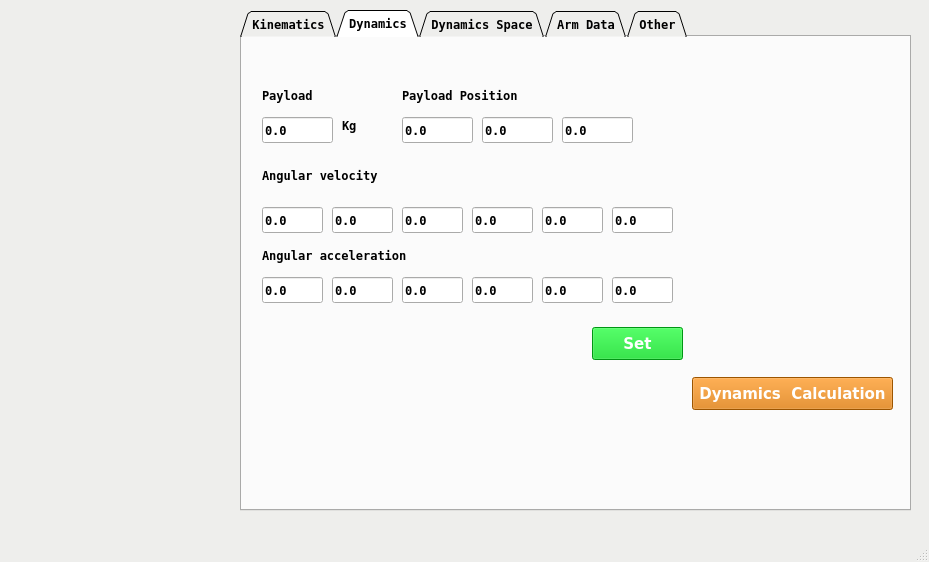
SamKaiYang/Optimization-of-robotic-arm-design, file interface_control/scripts/main.ui: the form before one commit.
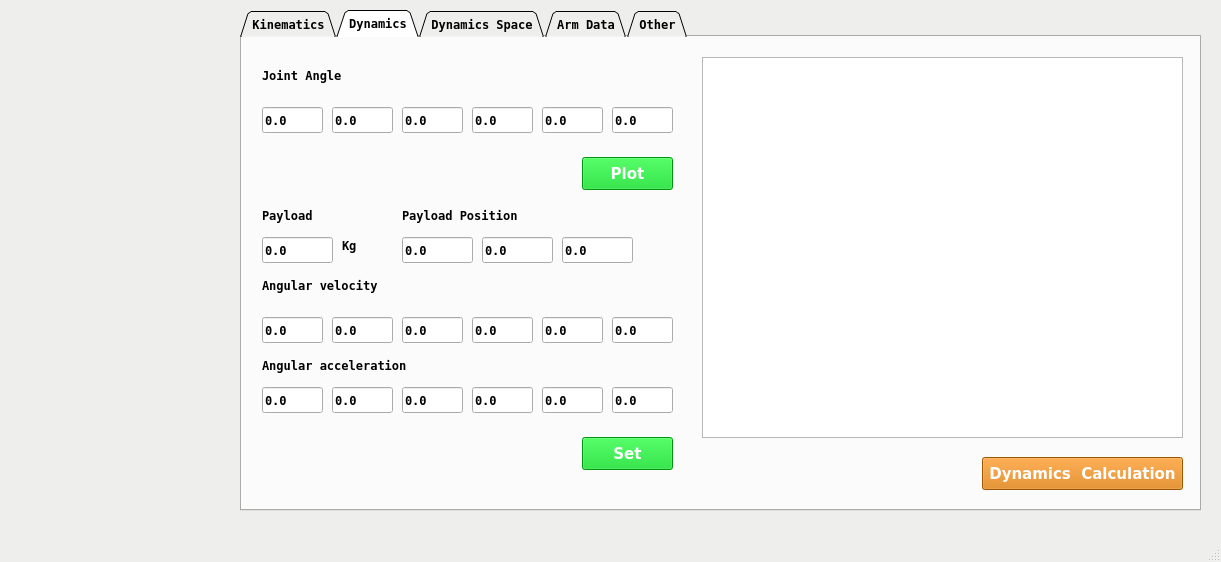
The form after the commit. Icons and pictures are not drawn.

Commit message: add GUI dynamics input joint angle data

Patch:
```diff
--- a/interface_control/scripts/main.ui
+++ b/interface_control/scripts/main.ui
@@ -6,7 +6,7 @@
    <rect>
     <x>0</x>
     <y>0</y>
-    <width>929</width>
+    <width>1221</width>
     <height>562</height>
    </rect>
   </property>
@@ -106,7 +106,7 @@
      <rect>
       <x>240</x>
       <y>10</y>
-      <width>671</width>
+      <width>961</width>
       <height>501</height>
      </rect>
     </property>
@@ -164,8 +164,8 @@
      <widget class="QPushButton" name="btn_dynamics">
       <property name="geometry">
        <rect>
-        <x>450</x>
-        <y>340</y>
+        <x>740</x>
+        <y>420</y>
         <width>201</width>
         <height>33</height>
        </rect>
@@ -361,7 +361,7 @@
       <property name="geometry">
        <rect>
         <x>20</x>
-        <y>80</y>
+        <y>200</y>
         <width>71</width>
         <height>26</height>
        </rect>
@@ -374,7 +374,7 @@
       <property name="geometry">
        <rect>
         <x>20</x>
-        <y>170</y>
+        <y>280</y>
         <width>61</width>
         <height>26</height>
        </rect>
@@ -387,7 +387,7 @@
       <property name="geometry">
        <rect>
         <x>20</x>
-        <y>50</y>
+        <y>170</y>
         <width>67</width>
         <height>17</height>
        </rect>
@@ -400,7 +400,7 @@
       <property name="geometry">
        <rect>
         <x>20</x>
-        <y>130</y>
+        <y>240</y>
         <width>151</width>
         <height>17</height>
        </rect>
@@ -413,7 +413,7 @@
       <property name="geometry">
        <rect>
         <x>20</x>
-        <y>210</y>
+        <y>320</y>
         <width>191</width>
         <height>17</height>
        </rect>
@@ -426,7 +426,7 @@
       <property name="geometry">
        <rect>
         <x>90</x>
-        <y>170</y>
+        <y>280</y>
         <width>61</width>
         <height>26</height>
        </rect>
@@ -439,7 +439,7 @@
       <property name="geometry">
        <rect>
         <x>160</x>
-        <y>170</y>
+        <y>280</y>
         <width>61</width>
         <height>26</height>
        </rect>
@@ -452,7 +452,7 @@
       <property name="geometry">
        <rect>
         <x>230</x>
-        <y>170</y>
+        <y>280</y>
         <width>61</width>
         <height>26</height>
        </rect>
@@ -465,7 +465,7 @@
       <property name="geometry">
        <rect>
         <x>300</x>
-        <y>170</y>
+        <y>280</y>
         <width>61</width>
         <height>26</height>
        </rect>
@@ -478,7 +478,7 @@
       <property name="geometry">
        <rect>
         <x>370</x>
-        <y>170</y>
+        <y>280</y>
         <width>61</width>
         <height>26</height>
        </rect>
@@ -491,7 +491,7 @@
       <property name="geometry">
        <rect>
         <x>160</x>
-        <y>240</y>
+        <y>350</y>
         <width>61</width>
         <height>26</height>
        </rect>
@@ -504,7 +504,7 @@
       <property name="geometry">
        <rect>
         <x>370</x>
-        <y>240</y>
+        <y>350</y>
         <width>61</width>
         <height>26</height>
        </rect>
@@ -517,7 +517,7 @@
       <property name="geometry">
        <rect>
         <x>300</x>
-        <y>240</y>
+        <y>350</y>
         <width>61</width>
         <height>26</height>
        </rect>
@@ -530,7 +530,7 @@
       <property name="geometry">
        <rect>
         <x>90</x>
-        <y>240</y>
+        <y>350</y>
         <width>61</width>
         <height>26</height>
        </rect>
@@ -543,7 +543,7 @@
       <property name="geometry">
        <rect>
         <x>230</x>
-        <y>240</y>
+        <y>350</y>
         <width>61</width>
         <height>26</height>
        </rect>
@@ -556,7 +556,7 @@
       <property name="geometry">
        <rect>
         <x>20</x>
-        <y>240</y>
+        <y>350</y>
         <width>61</width>
         <height>26</height>
        </rect>
@@ -569,7 +569,7 @@
       <property name="geometry">
        <rect>
         <x>100</x>
-        <y>80</y>
+        <y>200</y>
         <width>31</width>
         <height>17</height>
        </rect>
@@ -582,7 +582,7 @@
       <property name="geometry">
        <rect>
         <x>160</x>
-        <y>80</y>
+        <y>200</y>
         <width>71</width>
         <height>26</height>
        </rect>
@@ -595,7 +595,7 @@
       <property name="geometry">
        <rect>
         <x>240</x>
-        <y>80</y>
+        <y>200</y>
         <width>71</width>
         <height>26</height>
        </rect>
@@ -608,7 +608,7 @@
       <property name="geometry">
        <rect>
         <x>320</x>
-        <y>80</y>
+        <y>200</y>
         <width>71</width>
         <height>26</height>
        </rect>
@@ -621,7 +621,7 @@
       <property name="geometry">
        <rect>
         <x>160</x>
-        <y>50</y>
+        <y>170</y>
         <width>161</width>
         <height>17</height>
        </rect>
@@ -633,8 +633,8 @@
      <widget class="QPushButton" name="btn_dyn_set">
       <property name="geometry">
        <rect>
-        <x>350</x>
-        <y>290</y>
+        <x>340</x>
+        <y>400</y>
         <width>91</width>
         <height>33</height>
        </rect>
@@ -826,6 +826,303 @@
        <string>Set</string>
       </property>
      </widget>
+     <widget class="QLineEdit" name="lineEdit_jog_3">
+      <property name="geometry">
+       <rect>
+        <x>230</x>
+        <y>70</y>
+        <width>61</width>
+        <height>26</height>
+       </rect>
+      </property>
+      <property name="text">
+       <string>0.0</string>
+      </property>
+     </widget>
+     <widget class="QLineEdit" name="lineEdit_jog_1">
+      <property name="geometry">
+       <rect>
+        <x>90</x>
+        <y>70</y>
+        <width>61</width>
+        <height>26</height>
+       </rect>
+      </property>
+      <property name="text">
+       <string>0.0</string>
+      </property>
+     </widget>
+     <widget class="QLineEdit" name="lineEdit_jog_5">
+      <property name="geometry">
+       <rect>
+        <x>370</x>
+        <y>70</y>
+        <width>61</width>
+        <height>26</height>
+       </rect>
+      </property>
+      <property name="text">
+       <string>0.0</string>
+      </property>
+     </widget>
+     <widget class="QLineEdit" name="lineEdit_jog_4">
+      <property name="geometry">
+       <rect>
+        <x>300</x>
+        <y>70</y>
+        <width>61</width>
+        <height>26</height>
+       </rect>
+      </property>
+      <property name="text">
+       <string>0.0</string>
+      </property>
+     </widget>
+     <widget class="QLineEdit" name="lineEdit_jog_2">
+      <property name="geometry">
+       <rect>
+        <x>160</x>
+        <y>70</y>
+        <width>61</width>
+        <height>26</height>
+       </rect>
+      </property>
+      <property name="text">
+       <string>0.0</string>
+      </property>
+     </widget>
+     <widget class="QLabel" name="label_6">
+      <property name="geometry">
+       <rect>
+        <x>20</x>
+        <y>30</y>
+        <width>151</width>
+        <height>17</height>
+       </rect>
+      </property>
+      <property name="text">
+       <string>Joint Angle</string>
+      </property>
+     </widget>
+     <widget class="QLineEdit" name="lineEdit_jog_0">
+      <property name="geometry">
+       <rect>
+        <x>20</x>
+        <y>70</y>
+        <width>61</width>
+        <height>26</height>
+       </rect>
+      </property>
+      <property name="text">
+       <string>0.0</string>
+      </property>
+     </widget>
+     <widget class="QGraphicsView" name="graphicsView">
+      <property name="geometry">
+       <rect>
+        <x>460</x>
+        <y>20</y>
+        <width>481</width>
+        <height>381</height>
+       </rect>
+      </property>
+     </widget>
+     <widget class="QPushButton" name="btn_arm_plot">
+      <property name="geometry">
+       <rect>
+        <x>340</x>
+        <y>120</y>
+        <width>91</width>
+        <height>33</height>
+       </rect>
+      </property>
+      <property name="palette">
+       <palette>
+        <active>
+         <colorrole role="WindowText">
+          <brush brushstyle="SolidPattern">
+           <color alpha="255">
+            <red>255</red>
+            <green>255</green>
+            <blue>255</blue>
+           </color>
+          </brush>
+         </colorrole>
+         <colorrole role="Button">
+          <brush brushstyle="SolidPattern">
+           <color alpha="255">
+            <red>0</red>
+            <green>210</green>
+            <blue>26</blue>
+           </color>
+          </brush>
+         </colorrole>
+         <colorrole role="Text">
+          <brush brushstyle="SolidPattern">
+           <color alpha="255">
+            <red>255</red>
+            <green>255</green>
+            <blue>255</blue>
+           </color>
+          </brush>
+         </colorrole>
+         <colorrole role="ButtonText">
+          <brush brushstyle="SolidPattern">
+           <color alpha="255">
+            <red>255</red>
+            <green>255</green>
+            <blue>255</blue>
+           </color>
+          </brush>
+         </colorrole>
+         <colorrole role="Base">
+          <brush brushstyle="SolidPattern">
+           <color alpha="255">
+            <red>0</red>
+            <green>210</green>
+            <blue>26</blue>
+           </color>
+          </brush>
+         </colorrole>
+         <colorrole role="Window">
+          <brush brushstyle="SolidPattern">
+           <color alpha="255">
+            <red>0</red>
+            <green>210</green>
+            <blue>26</blue>
+           </color>
+          </brush>
+         </colorrole>
+        </active>
+        <inactive>
+         <colorrole role="WindowText">
+          <brush brushstyle="SolidPattern">
+           <color alpha="255">
+            <red>255</red>
+            <green>255</green>
+            <blue>255</blue>
+           </color>
+          </brush>
+         </colorrole>
+         <colorrole role="Button">
+          <brush brushstyle="SolidPattern">
+           <color alpha="255">
+            <red>0</red>
+            <green>210</green>
+            <blue>26</blue>
+           </color>
+          </brush>
+         </colorrole>
+         <colorrole role="Text">
+          <brush brushstyle="SolidPattern">
+           <color alpha="255">
+            <red>255</red>
+            <green>255</green>
+            <blue>255</blue>
+           </color>
+          </brush>
+         </colorrole>
+         <colorrole role="ButtonText">
+          <brush brushstyle="SolidPattern">
+           <color alpha="255">
+            <red>255</red>
+            <green>255</green>
+            <blue>255</blue>
+           </color>
+          </brush>
+         </colorrole>
+         <colorrole role="Base">
+          <brush brushstyle="SolidPattern">
+           <color alpha="255">
+            <red>0</red>
+            <green>210</green>
+            <blue>26</blue>
+           </color>
+          </brush>
+         </colorrole>
+         <colorrole role="Window">
+          <brush brushstyle="SolidPattern">
+           <color alpha="255">
+            <red>0</red>
+            <green>210</green>
+            <blue>26</blue>
+           </color>
+          </brush>
+         </colorrole>
+        </inactive>
+        <disabled>
+         <colorrole role="WindowText">
+          <brush brushstyle="SolidPattern">
+           <color alpha="255">
+            <red>255</red>
+            <green>255</green>
+            <blue>255</blue>
+           </color>
+          </brush>
+         </colorrole>
+         <colorrole role="Button">
+          <brush brushstyle="SolidPattern">
+           <color alpha="255">
+            <red>0</red>
+            <green>210</green>
+            <blue>26</blue>
+           </color>
+          </brush>
+         </colorrole>
+         <colorrole role="Text">
+          <brush brushstyle="SolidPattern">
+           <color alpha="255">
+            <red>255</red>
+            <green>255</green>
+            <blue>255</blue>
+           </color>
+          </brush>
+         </colorrole>
+         <colorrole role="ButtonText">
+          <brush brushstyle="SolidPattern">
+           <color alpha="255">
+            <red>255</red>
+            <green>255</green>
+            <blue>255</blue>
+           </color>
+          </brush>
+         </colorrole>
+         <colorrole role="Base">
+          <brush brushstyle="SolidPattern">
+           <color alpha="255">
+            <red>0</red>
+            <green>210</green>
+            <blue>26</blue>
+           </color>
+          </brush>
+         </colorrole>
+         <colorrole role="Window">
+          <brush brushstyle="SolidPattern">
+           <color alpha="255">
+            <red>0</red>
+            <green>210</green>
+            <blue>26</blue>
+           </color>
+          </brush>
+         </colorrole>
+        </disabled>
+       </palette>
+      </property>
+      <property name="font">
+       <font>
+        <family>Bitstream Vera Sans</family>
+        <pointsize>11</pointsize>
+        <weight>75</weight>
+        <bold>true</bold>
+       </font>
+      </property>
+      <property name="styleSheet">
+       <string notr="true">background-color:#00d21a;color:white;border-color: black;</string>
+      </property>
+      <property name="text">
+       <string>Plot</string>
+      </property>
+     </widget>
     </widget>
     <widget class="QWidget" name="tab_state">
      <attribute name="title">
```
Left out of the diff: 2 changed lines with no effect on the pictures. The commit also changes 27 other files.
